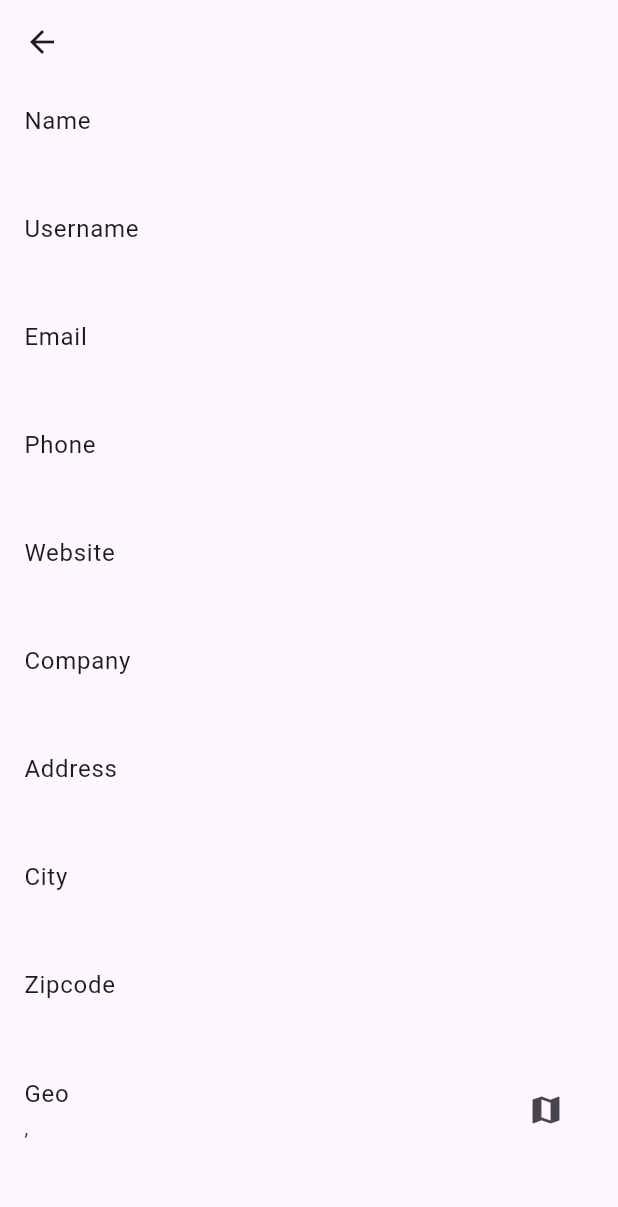
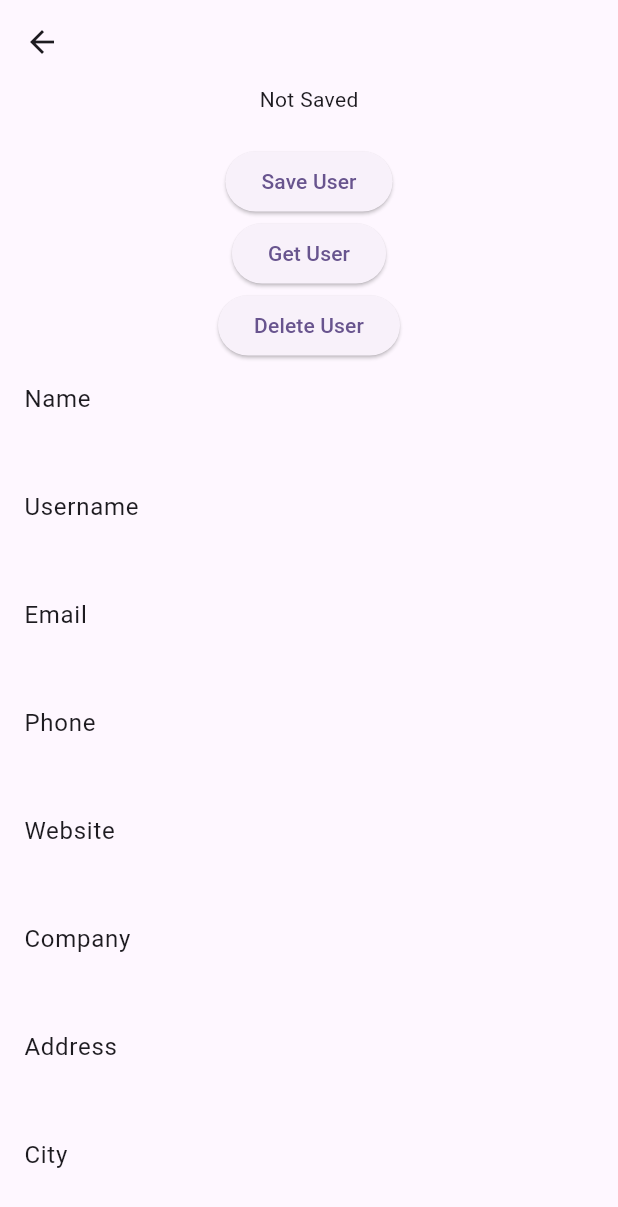
Before and after one commit to mrjake34/tutorial_app, a Flutter app: the UserDetailView screen opened directly with empty values, on a phone screen of 412 x 824 dp. Shown: the top 1207 px of the screen. Run offline on Flutter 3.47's test engine with Material 3 defaults, Android fonts, the light colour scheme and no system bars; our stand-ins replace google_maps_flutter, shared_preferences; accounts and stored records are empty; network calls fail.

Commit message:
Refactor code to use toJson() method for address and company objects and Add Save Daha Feature

```diff
--- a/lib/feature/home/model/address.dart
+++ b/lib/feature/home/model/address.dart
@@ -37,7 +37,7 @@ final class Address {
       'suite': suite,
       'city': city,
       'zipcode': zipcode,
-      'geo': geo,
+      'geo': geo?.toJson(),
     };
   }
 
--- a/lib/feature/home/model/user.dart
+++ b/lib/feature/home/model/user.dart
@@ -50,10 +50,10 @@ final class User {
       'name': name,
       'username': username,
       'email': email,
-      'address': address,
+      'address': address?.toJson(),
       'phone': phone,
       'website': website,
-      'company': company,
+      'company': company?.toJson(),
     };
   }
 
@@ -75,10 +75,6 @@ final class User {
   }
 
   @override
-  String toString() =>
-      "Users(id: $id,name: $name,username: $username,email: $email,address: $address,phone: $phone,website: $website,company: $company)";
-
-  @override
   int get hashCode =>
       Object.hash(id, name, username, email, address, phone, website, company);
 
--- a/lib/feature/home/view/src/user_detail_view.dart
+++ b/lib/feature/home/view/src/user_detail_view.dart
@@ -1,3 +1,8 @@
+import 'package:flutter/foundation.dart';
+import 'package:flutter/widgets.dart';
+import 'package:provider/provider.dart';
+
+import '../../../../product/utils/shared/shared_manager.dart';
 import '../index.dart';
 
 /// Kullanıcı detaylarının gösterildiği sayfa
@@ -20,6 +25,35 @@ final class UserDetailView extends StatelessWidget {
       body: SingleChildScrollView(
         child: Column(
           children: [
+            ChangeNotifierProvider<HomeViewModel>(
+              create: (BuildContext context) => HomeViewModel(),
+              child:
+                  Consumer<HomeViewModel>(builder: (context, viewModel, child) {
+                return Column(
+                  children: [
+                    Text(viewModel.isSavedData ? 'Saved' : 'Not Saved'),
+                    Text(viewModel.user?.name ?? ''),
+                    ElevatedButton(
+                      onPressed: () {
+                        viewModel.saveUser(user);
+                      },
+                      child: const Text('Save User'),
+                    ),
+                    ElevatedButton(
+                      onPressed: () {
+                        viewModel.getSavedUser();
+                      },
+                      child: const Text('Get User'),
+                    ),
+                    ElevatedButton(
+                        onPressed: () {
+                          viewModel.removeSavedUser();
+                        },
+                        child: const Text('Delete User')),
+                  ],
+                );
+              }),
+            ),
             ListTile(
               title: const Text('Name'),
               subtitle: Text(user.name ?? ''),
--- a/lib/feature/home/view_model/home_view_model.dart
+++ b/lib/feature/home/view_model/home_view_model.dart
@@ -1,5 +1,6 @@
 import 'package:flutter/material.dart';
 import 'package:tutorial_app/feature/home/model/user.dart';
+import '../../../product/utils/shared/shared_manager.dart';
 import '../service/home_service.dart';
 
 /// [ChangeNotifier] sınıfından bir nesne oluşturulur.
@@ -24,6 +25,7 @@ final class HomeViewModel extends ChangeNotifier {
   User? _user;
   int? _statusCode;
   String? _error;
+  bool _savedData = false;
 
   /// [HomeViewModel] sınıfına ait değişkenlere erişmek için get metotları kullanılır.
   /// Bu metotlar dışarıdan erişim sağlar.
@@ -32,6 +34,7 @@ final class HomeViewModel extends ChangeNotifier {
   User? get user => _user;
   int? get statusCode => _statusCode;
   String? get error => _error;
+  bool get isSavedData => _savedData;
 
   /// [HomeService] sınıfından bir nesne oluşturulur.
   /// Bu sınıf ile [ServiceManager] dan gelen veriler işlenir.
@@ -54,7 +57,7 @@ final class HomeViewModel extends ChangeNotifier {
     notifyListeners();
   }
 
-  Future<void> setUser(int id) async {
+  void setUser(int id) async {
     /// [id] parametresi ile kullanıcı bilgileri getirilir.
     final response = await _homeService.getUser(id);
     _user = response.user;
@@ -62,4 +65,22 @@ final class HomeViewModel extends ChangeNotifier {
     _error = response.error;
     notifyListeners();
   }
+
+  void saveUser(User user) async {
+    final isSavedData = await SharedManager.setSavedData(user);
+    _savedData = isSavedData;
+    notifyListeners();
+  }
+
+  void getSavedUser() async {
+    final user = SharedManager.getSavedData();
+    _user = user;
+    notifyListeners();
+  }
+
+  void removeSavedUser() async {
+    final isRemoved = await SharedManager.removeSavedData();
+    _savedData = !isRemoved;
+    notifyListeners();
+  }
 }
--- a/lib/product/core/enums/shared_manager_enums.dart
+++ b/lib/product/core/enums/shared_manager_enums.dart
@@ -1,4 +1,6 @@
 enum SharedManagerEnums {
   email,
   password,
+  token,
+  savedUser,
 }
```
Also changed, not shown: lib/product/utils/shared/shared_manager.dart (+24 -0 lines).
